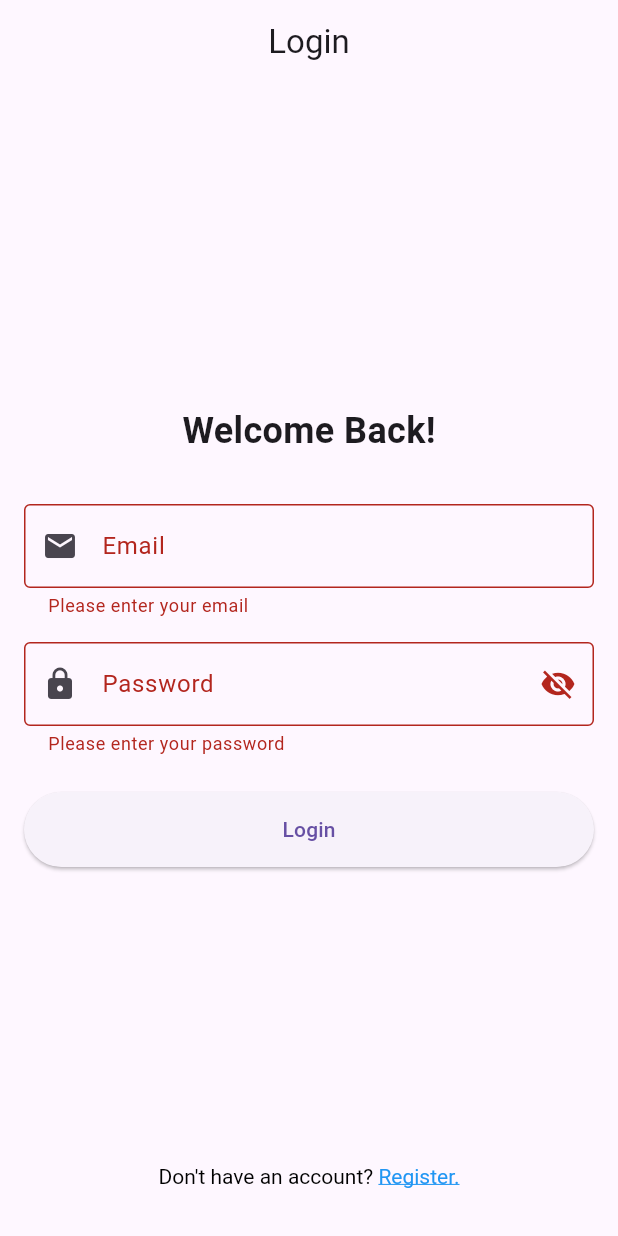
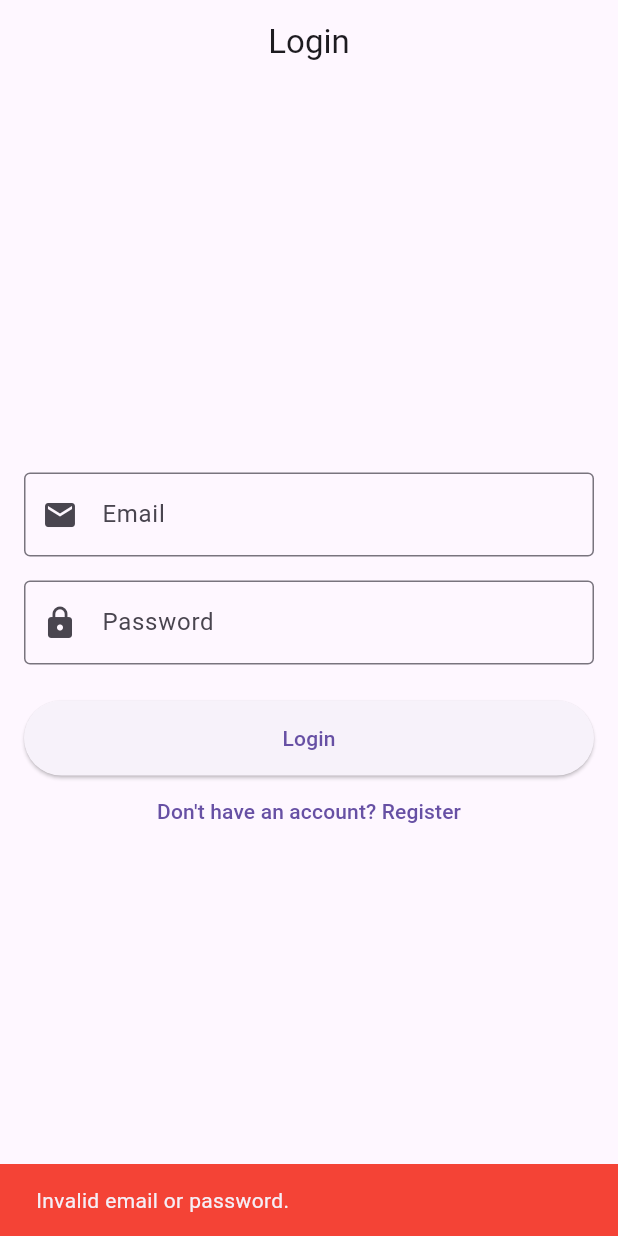
Before and after one commit to sethh99/Flutter, a Flutter app: the screen it shows after launch, after a tap on "Login", on a phone screen of 412 x 824 dp. Run offline on Flutter 3.47's test engine with Material 3 defaults, Android fonts, the light colour scheme and no system bars.

Commit message:
change name

```diff
--- a/lib/main.dart
+++ b/lib/main.dart
@@ -1,19 +1,27 @@
 import 'package:flutter/material.dart';
-import 'package:w2pro/screen/login_screen.dart';
+import 'screen/login_screen.dart';
 
 void main() {
-  runApp(LoginApp());
+  runApp(const MyApp());
 }
 
-class LoginApp extends StatelessWidget {
-  const LoginApp({super.key});
+class MyApp extends StatelessWidget {
+  const MyApp({super.key});
 
   @override
   Widget build(BuildContext context) {
     return MaterialApp(
-      debugShowCheckedModeBanner: false,
-      title: 'Login Screen',
-      home: LoginScreen(),
+      title: 'Flutter Demo',
+      theme: ThemeData(
+        primarySwatch: Colors.blue,
+        visualDensity: VisualDensity.adaptivePlatformDensity,
+      ),
+      // Use named routes for clean navigation
+      initialRoute: '/',
+      routes: {
+        // When navigating to the "/" route, build the LoginScreen widget.
+        '/': (context) => const LoginScreen(),
+      },
     );
   }
 }
--- a/lib/screen/login_screen.dart
+++ b/lib/screen/login_screen.dart
@@ -1,7 +1,12 @@
 import 'package:flutter/material.dart';
-import 'home_screen.dart'; // Make sure this path is correct
-import 'register_screen.dart'; // Make sure this path is correct
-import 'package:flutter/gestures.dart'; // Already imported
+
+// This relative path should correctly locate your AuthService.
+import '../services/auth_service.dart';
+
+// Import all necessary screens
+import 'home_screen.dart';
+import 'register_screen.dart';
+import 'phone_verification_screen.dart';
 
 class LoginScreen extends StatefulWidget {
   const LoginScreen({super.key});
@@ -11,56 +16,52 @@ class LoginScreen extends StatefulWidget {
 }
 
 class _LoginScreenState extends State<LoginScreen> {
-  final _formKey = GlobalKey<FormState>(); // New: Global key for the form
-  final TextEditingController _emailController = TextEditingController(); // Changed to email
+  final TextEditingController _emailController = TextEditingController();
   final TextEditingController _passwordController = TextEditingController();
 
-  bool _isPasswordVisible = false;
-
-  String? _validateEmail(String? value) {
-    if (value == null || value.isEmpty) {
-      return 'Please enter your email';
-    }
-    if (!RegExp(r'^[^@]+@[^@]+\.[^@]+').hasMatch(value)) {
-      return 'Please enter a valid email address';
-    }
-    return null;
+  @override
+  void dispose() {
+    _emailController.dispose();
+    _passwordController.dispose();
+    super.dispose();
   }
 
-  String? _validatePassword(String? value) {
-    if (value == null || value.isEmpty) {
-      return 'Please enter your password';
-    }
-    if (value.length < 6) {
-      return 'Password must be at least 6 characters long';
-    }
-    return null;
-  }
+  void _login() async {
+    // Capture context-dependent objects before the async call for safety.
+    final navigator = Navigator.of(context);
+    final scaffoldMessenger = ScaffoldMessenger.of(context);
 
-  void _login() {
-    if (_formKey.currentState!.validate()) { // New: Trigger form validation
+    final user = await AuthService.loginUser(
+      _emailController.text,
+      _passwordController.text,
+    );
 
-      Navigator.pushReplacement(
-        context,
+    // This check prevents errors if the widget is removed from the tree during the await.
+    if (!mounted) return;
+
+    if (user != null) {
+      // **CHANGE HERE: Navigate directly to HomeScreen.**
+      navigator.pushReplacement(
         MaterialPageRoute(
-          builder: (context) => HomeScreen(username: _emailController.text.split('@')[0]), // Use email part as username
+          builder: (context) => HomeScreen(user: user),
+        ),
+      );
+    } else {
+      scaffoldMessenger.showSnackBar(
+        const SnackBar(
+          content: Text('Invalid email or password.'),
+          backgroundColor: Colors.red,
         ),
       );
     }
   }
 
   void _goToRegister() {
-    Navigator.push(
-      context,
-      MaterialPageRoute(builder: (context) => RegisterScreen()),
+    Navigator.of(context).push(
+      MaterialPageRoute(
+        builder: (context) => const RegisterScreen(),
+      ),
     );
-  }
-
-  @override
-  void dispose() {
-    _emailController.dispose();
-    _passwordController.dispose();
-    super.dispose();
   }
 
   @override
@@ -72,46 +73,27 @@ class _LoginScreenState extends State<LoginScreen> {
       ),
       body: Padding(
         padding: const EdgeInsets.all(16.0),
-        child: Form( // New: Wrap content in a Form widget
-          key: _formKey, // Assign the global key to the form
         child: Column(
+          mainAxisAlignment: MainAxisAlignment.center,
           children: [
-              const Spacer(),
-              const Text(
-                'Welcome Back!',
-                style: TextStyle(fontSize: 24, fontWeight: FontWeight.bold),
-              ),
-              const SizedBox(height: 32),
-              TextFormField( // Changed to TextFormField
+            TextField(
               controller: _emailController,
-                keyboardType: TextInputType.emailAddress, // Suggest email keyboard
+              keyboardType: TextInputType.emailAddress,
               decoration: const InputDecoration(
-                  labelText: 'Email', // Changed label to Email
-                  prefixIcon: Icon(Icons.email), // Changed icon to email
+                labelText: 'Email',
+                prefixIcon: Icon(Icons.email),
                 border: OutlineInputBorder(),
               ),
-                validator: _validateEmail, // Assign validator function
             ),
             const SizedBox(height: 16),
-              TextFormField( // Changed to TextFormField
+            TextField(
               controller: _passwordController,
-                obscureText: !_isPasswordVisible, // Control visibility
-                decoration: InputDecoration(
+              obscureText: true,
+              decoration: const InputDecoration(
                 labelText: 'Password',
-                  prefixIcon: const Icon(Icons.lock),
-                  border: const OutlineInputBorder(),
-                  suffixIcon: IconButton( // New: Suffix icon for password visibility
-                    icon: Icon(
-                      _isPasswordVisible ? Icons.visibility : Icons.visibility_off,
+                prefixIcon: Icon(Icons.lock),
+                border: OutlineInputBorder(),
               ),
-                    onPressed: () {
-                      setState(() {
-                        _isPasswordVisible = !_isPasswordVisible; // Toggle visibility
-                      });
-                    },
-                  ),
-                ),
-                validator: _validatePassword, // Assign validator function
             ),
             const SizedBox(height: 24),
             ElevatedButton(
@@ -121,26 +103,11 @@ class _LoginScreenState extends State<LoginScreen> {
               ),
               child: const Text('Login'),
             ),
-              const Spacer(),
-              RichText(
-                text: TextSpan(
-                  text: "Don't have an account? ",
-                  style: const TextStyle(color: Colors.black),
-                  children: [
-                    TextSpan(
-                      text: 'Register.',
-                      style: const TextStyle(
-                        color: Colors.blue,
-                        decoration: TextDecoration.underline,
-                      ),
-                      recognizer: TapGestureRecognizer()..onTap = _goToRegister,
-                    ),
+            TextButton(
+              onPressed: _goToRegister,
+              child: const Text("Don't have an account? Register"),
+            )
           ],
-                ),
-              ),
-              const SizedBox(height: 16),
-            ],
-          ),
         ),
       ),
     );
--- /dev/null
+++ b/lib/services/auth_service.dart
@@ -0,0 +1,35 @@
+import 'dart:convert';
+import 'package:flutter/foundation.dart';
+import 'package:flutter/services.dart';
+
+class AuthService {
+  // This function reads the JSON and checks for the user
+  static Future<Map<String, dynamic>?> loginUser(String email, String password) async {
+    // Immediately return null if either field is empty
+    if (email.isEmpty || password.isEmpty) {
+      return null;
+    }
+
+    try {
+      final String response = await rootBundle.loadString('assets/db.json');
+      final List<dynamic> data = json.decode(response);
+
+      for (var user in data) {
+        // Ensure we are working with a valid map and that credentials match
+        if (user is Map<String, dynamic> &&
+            user['email'] == email &&
+            user['password'] == password) {
+          return user; // Success: return the found user map
+        }
+      }
+    } catch (e) {
+      // Use debugPrint for development-only error logging
+      if (kDebugMode) {
+        debugPrint('Error reading or parsing db.json: $e');
+      }
+    }
+
+    // Return null if no user was found or if an error occurred
+    return null;
+  }
+}
--- a/pubspec.yaml
+++ b/pubspec.yaml
@@ -56,7 +56,8 @@ flutter:
   # included with your application, so that you can use the icons in
   # the material Icons class.
   uses-material-design: true
-
+  assets:
+    - assets/db.json
   # To add assets to your application, add an assets section, like this:
   # assets:
   #   - images/a_dot_burr.jpeg
```
Also changed, not shown: assets/db.json (added, +13 -0 lines), lib/screen/explore_screen.dart (added, +10 -0 lines), lib/screen/home_screen.dart (+74 -99 lines), lib/screen/my_search_delegate.dart (added, +80 -0 lines), lib/screen/phone_verification_screen.dart (+42 -37 lines), lib/screen/profile_screen.dart (added, +84 -0 lines), lib/screen/register_screen.dart (+34 -17 lines). Lines whose indentation alone changed are shown as unchanged.
